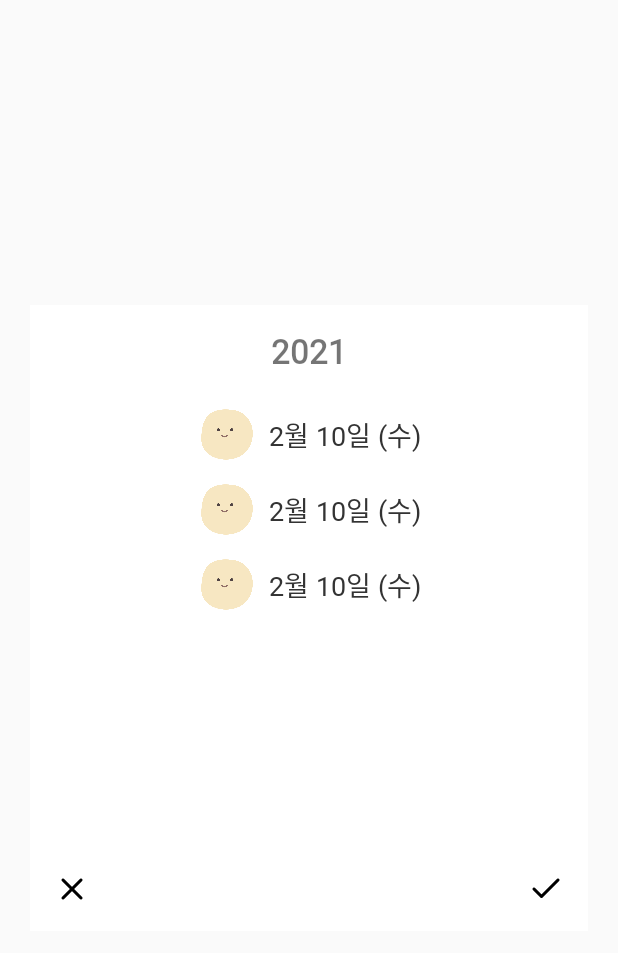
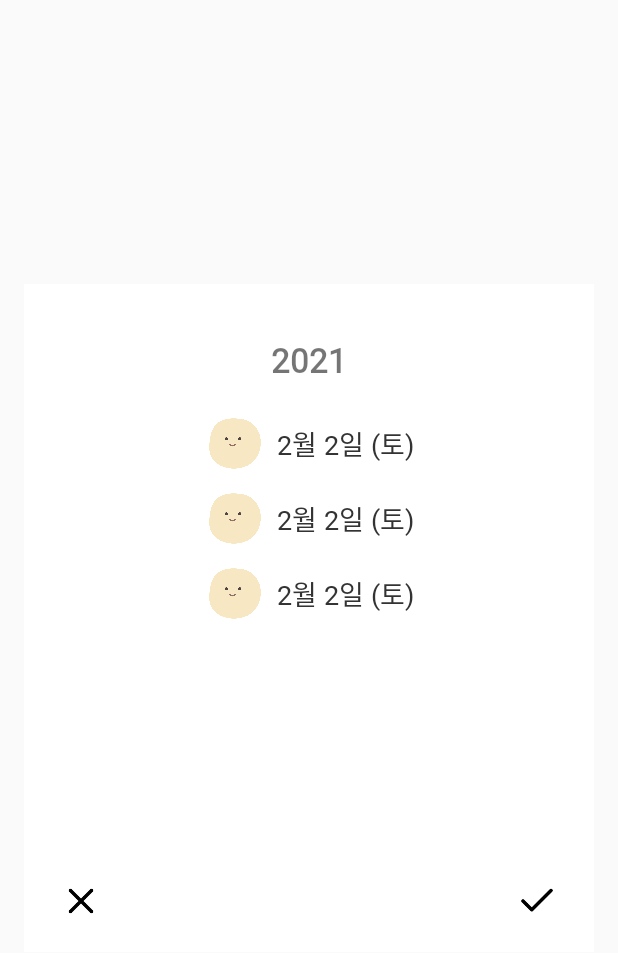
Before and after one commit to krm0219/cloneMooda, an Android app: the layout dialog_calendar.xml on its own in the app's theme, with its tools: preview values and no code run, on a phone screen of 412 x 824 dp. Shown: the top 953 px of the screen. Run offline under Robolectric (Android 15) with nearby library versions, the phone set to English and light mode, and no system bars.

Commit message:
calendar 작업중

```diff
--- a/app/src/main/java/com/krm0219/mooda/view/ListActivity.kt
+++ b/app/src/main/java/com/krm0219/mooda/view/ListActivity.kt
@@ -113,7 +113,6 @@ class ListActivity : AppCompatActivity() {
         adapter = ListAdapter(viewModel)
         binding.recyclerviewList.adapter = adapter
 
-
         recyclerview_list.addOnScrollListener(VisiblePositionChangeListener(recyclerview_list.layoutManager as LinearLayoutManager?,
             object : VisiblePositionChangeListener.OnChangeListener {
                 override fun onFirstVisiblePositionChanged(position: Int) {
--- a/app/src/main/java/com/krm0219/mooda/viewmodel/MainViewModel.kt
+++ b/app/src/main/java/com/krm0219/mooda/viewmodel/MainViewModel.kt
@@ -76,7 +76,7 @@ class MainViewModel(application: Application) : BaseViewModel(application) {
             data.add(MonthData(Preferences.thisYear, Preferences.thisMonth, null))
         }
 
-        monthDataList.value = data
+        _monthDataList.value = data
     }
 
     fun onClickEvent() {
--- a/app/src/main/res/layout/dialog_calendar.xml
+++ b/app/src/main/res/layout/dialog_calendar.xml
@@ -17,23 +17,24 @@
     <RelativeLayout
         android:layout_width="match_parent"
         android:layout_height="match_parent"
-        android:background="@android:color/transparent">
+        android:background="@android:color/transparent"
+        android:paddingHorizontal="16dp">
 
         <androidx.constraintlayout.widget.ConstraintLayout
             android:layout_width="match_parent"
             android:layout_height="wrap_content"
             android:layout_centerInParent="true"
-            android:layout_marginHorizontal="20dp"
             android:background="@color/white"
-            android:minHeight="200dp"
-            android:padding="16dp"
+            android:paddingHorizontal="24dp"
+            android:paddingVertical="20dp"
             tools:ignore="MissingConstraints">
 
             <TextView
                 android:id="@+id/text_calendar_year"
                 android:layout_width="wrap_content"
                 android:layout_height="wrap_content"
-                android:text="@{String.valueOf(viewModel.year)}"
+                android:layout_marginTop="16dp"
+                android:text="@{String.valueOf(viewModel.calendarData.year)}"
                 android:textSize="@dimen/size_title"
                 android:textStyle="bold"
                 app:layout_constraintEnd_toEndOf="parent"
@@ -52,23 +53,25 @@
                 app:layout_constraintEnd_toEndOf="parent"
                 app:layout_constraintStart_toStartOf="parent"
                 app:layout_constraintTop_toBottomOf="@id/text_calendar_year"
-                tools:listitem="@layout/item_calendar_date" />
+                tools:listitem="@layout/item_dialog_calendar" />
 
             <Button
                 android:id="@+id/btn_calendar_close"
-                android:layout_width="24dp"
-                android:layout_height="24dp"
+                android:layout_width="28dp"
+                android:layout_height="28dp"
                 android:layout_marginTop="16dp"
                 android:background="@drawable/icon_close_black"
+                android:onClick="@{()->viewModel.dialogCloseCalendar()}"
                 app:layout_constraintBottom_toBottomOf="parent"
                 app:layout_constraintStart_toStartOf="parent"
                 app:layout_constraintTop_toBottomOf="@id/recyclerview_calendar" />
 
             <Button
                 android:id="@+id/btn_calendar_yes"
-                android:layout_width="24dp"
-                android:layout_height="24dp"
+                android:layout_width="28dp"
+                android:layout_height="28dp"
                 android:background="@drawable/icon_check_black"
+                android:onClick="@{()->viewModel.dialogCloseCalendar()}"
                 app:layout_constraintEnd_toEndOf="parent"
                 app:layout_constraintTop_toTopOf="@id/btn_calendar_close" />
         </androidx.constraintlayout.widget.ConstraintLayout>
--- a/app/src/main/res/layout/item_calendar_date.xml
+++ /dev/null
@@ -1,39 +0,0 @@
-<?xml version="1.0" encoding="utf-8"?>
-<layout xmlns:android="http://schemas.android.com/apk/res/android"
-    xmlns:app="http://schemas.android.com/apk/res-auto"
-    xmlns:tools="http://schemas.android.com/tools">
-
-    <data>
-
-        <variable
-            name="position"
-            type="Integer" />
-    </data>
-
-    <androidx.constraintlayout.widget.ConstraintLayout
-        android:layout_width="wrap_content"
-        android:layout_height="50dp">
-
-        <ImageView
-            android:id="@+id/img_calendar_emoji"
-            android:layout_width="40dp"
-            android:layout_height="34dp"
-            app:layout_constraintBottom_toBottomOf="parent"
-            app:layout_constraintEnd_toStartOf="@id/text_calendar_date"
-            app:layout_constraintStart_toStartOf="parent"
-            app:layout_constraintTop_toTopOf="parent"
-            tools:background="@drawable/gamttoek_1" />
-
-        <TextView
-            android:id="@+id/text_calendar_date"
-            android:layout_width="wrap_content"
-            android:layout_height="wrap_content"
-            android:layout_marginStart="8dp"
-            android:textColor="@color/color_333333"
-            android:textSize="18sp"
-            app:layout_constraintBottom_toBottomOf="parent"
-            app:layout_constraintStart_toEndOf="@id/img_calendar_emoji"
-            app:layout_constraintTop_toTopOf="parent"
-            tools:text="2월 10일 (수)" />
-    </androidx.constraintlayout.widget.ConstraintLayout>
-</layout>
--- /dev/null
+++ b/app/src/main/res/layout/item_dialog_calendar.xml
@@ -0,0 +1,94 @@
+<?xml version="1.0" encoding="utf-8"?>
+<layout xmlns:android="http://schemas.android.com/apk/res/android"
+    xmlns:app="http://schemas.android.com/apk/res-auto"
+    xmlns:tools="http://schemas.android.com/tools">
+
+    <data>
+
+        <variable
+            name="position"
+            type="Integer" />
+
+        <variable
+            name="data"
+            type="com.krm0219.mooda.data.CalendarData1" />
+
+        <variable
+            name="viewModel"
+            type="com.krm0219.mooda.viewmodel.DiaryViewModel" />
+    </data>
+
+    <androidx.constraintlayout.widget.ConstraintLayout
+        android:layout_width="wrap_content"
+        android:layout_height="50dp">
+
+        <ImageView
+            android:id="@+id/img_calendar_emoji"
+            android:layout_width="40dp"
+            android:layout_height="34dp"
+            app:imageEmoji="@{data.emoji}"
+            app:layout_constraintBottom_toBottomOf="parent"
+            app:layout_constraintEnd_toStartOf="@id/layout_calendar_date"
+            app:layout_constraintStart_toStartOf="parent"
+            app:layout_constraintTop_toTopOf="parent"
+            tools:background="@drawable/gamttoek_1" />
+
+        <LinearLayout
+            android:id="@+id/layout_calendar_date"
+            android:layout_width="match_parent"
+            android:layout_height="wrap_content"
+            android:layout_marginStart="8dp"
+            android:orientation="horizontal"
+            app:layout_constraintBottom_toBottomOf="parent"
+            app:layout_constraintStart_toEndOf="@id/img_calendar_emoji"
+            app:layout_constraintTop_toTopOf="parent"
+            app:layout_goneMarginStart="48dp">
+
+            <TextView
+                android:layout_width="wrap_content"
+                android:layout_height="wrap_content"
+                android:text="@{String.valueOf(data.month)}"
+                android:textColor="@color/color_333333"
+                android:textSize="18sp"
+                tools:text="2" />
+
+            <TextView
+                android:layout_width="wrap_content"
+                android:layout_height="wrap_content"
+                android:text="월 "
+                android:textColor="@color/color_333333"
+                android:textSize="18sp" />
+
+            <TextView
+                android:layout_width="wrap_content"
+                android:layout_height="wrap_content"
+                android:text="@{String.valueOf(data.day)}"
+                android:textColor="@color/color_333333"
+                android:textSize="18sp"
+                tools:text="2" />
+
+            <TextView
+                android:layout_width="wrap_content"
+                android:layout_height="wrap_content"
+                android:text="일 ("
+                android:textColor="@color/color_333333"
+                android:textSize="18sp" />
+
+            <TextView
+                android:layout_width="wrap_content"
+                android:layout_height="wrap_content"
+                android:text="@{data.dayString}"
+                android:textColor="@color/color_333333"
+                android:textSize="18sp"
+                tools:text="토" />
+
+            <TextView
+                android:layout_width="wrap_content"
+                android:layout_height="wrap_content"
+                android:text=")"
+                android:textColor="@color/color_333333"
+                android:textSize="18sp" />
+        </LinearLayout>
+
+    </androidx.constraintlayout.widget.ConstraintLayout>
+</layout>
```
Also changed, not shown: app/src/main/java/com/krm0219/mooda/data/CalendarData.kt (+2 -6 lines), app/src/main/java/com/krm0219/mooda/data/CalendarData1.kt (added, +17 -0 lines), app/src/main/java/com/krm0219/mooda/util/BindingAdapters.kt (+12 -6 lines), app/src/main/java/com/krm0219/mooda/util/KUtil.kt (+13 -2 lines), app/src/main/java/com/krm0219/mooda/view/DiaryActivity.kt (+63 -44 lines), app/src/main/java/com/krm0219/mooda/view/adapter/DialogCalendarAdapter.kt (added, +57 -0 lines), app/src/main/java/com/krm0219/mooda/view/dialog/CalendarDialog.kt (+26 -13 lines), app/src/main/java/com/krm0219/mooda/viewmodel/DiaryViewModel.kt (+51 -3 lines).
